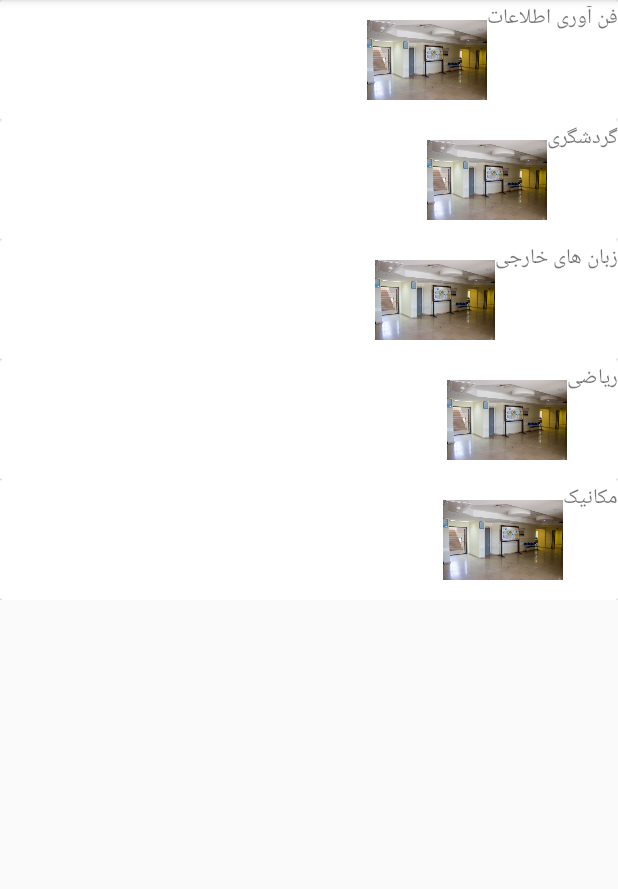
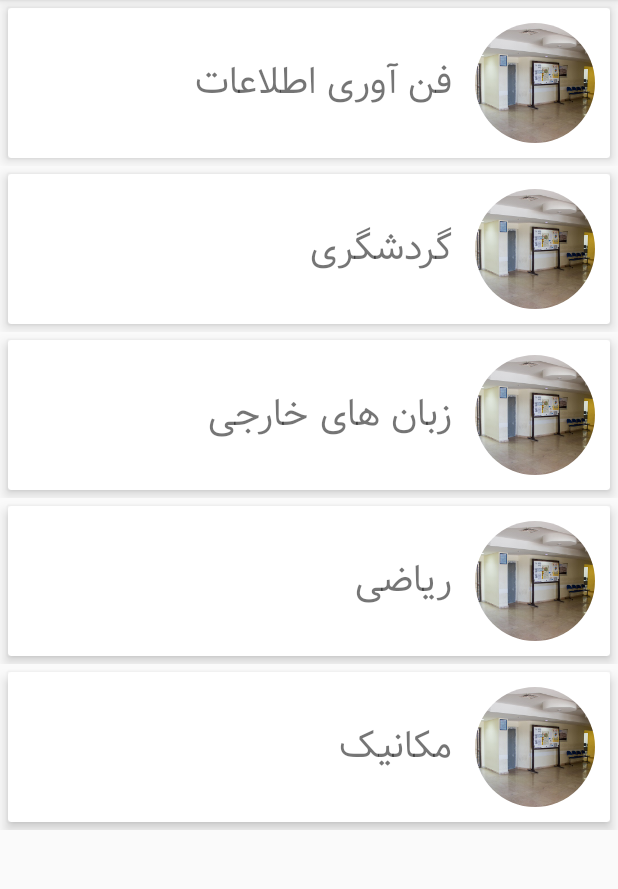
Before and after one commit to rohanimorteza/HigherEducationBamContentProjct, an Android app: the screen it shows after launch (MainActivity), on a phone screen of 412 x 824 dp, the part 84-973 px from its top. Run offline under Robolectric (Android 15) with nearby library versions, the phone set to English and light mode, and no system bars; our stand-ins replace CircleImageView.

Commit message:
022 980212 part-12 recycler View Circle Image View

```diff
--- a/app/build.gradle
+++ b/app/build.gradle
@@ -19,11 +19,12 @@ android {
 }
 
 dependencies {
-    implementation fileTree(dir: 'libs', include: ['*.jar'])
+    implementation fileTree(include: ['*.jar'], dir: 'libs')
     implementation 'com.android.support:appcompat-v7:28.0.0'
     implementation 'com.android.support:design:28.0.0'
     implementation 'com.android.support.constraint:constraint-layout:1.1.3'
     testImplementation 'junit:junit:4.12'
     androidTestImplementation 'com.android.support.test:runner:1.0.2'
     androidTestImplementation 'com.android.support.test.espresso:espresso-core:3.0.2'
+    implementation 'de.hdodenhof:circleimageview:3.0.0'
 }
--- a/app/src/main/res/layout/list_item_faculty.xml
+++ b/app/src/main/res/layout/list_item_faculty.xml
@@ -1,28 +1,37 @@
 <?xml version="1.0" encoding="utf-8"?>
-<LinearLayout
-    xmlns:android="http://schemas.android.com/apk/res/android"
+<LinearLayout xmlns:android="http://schemas.android.com/apk/res/android"
     android:layout_width="match_parent"
-    android:layout_height="wrap_content">
+    android:layout_height="wrap_content"
+    xmlns:app="http://schemas.android.com/apk/res-auto">
 
     <android.support.v7.widget.CardView
         android:layout_width="match_parent"
-        android:layout_height="wrap_content">
+        android:layout_height="wrap_content"
+        android:layout_margin="5dp"
+        app:cardElevation="5dp">
 
         <LinearLayout
+            android:layout_margin="10dp"
             android:layout_width="match_parent"
             android:layout_height="wrap_content"
             android:orientation="horizontal">
 
-            <TextView
-                android:id="@+id/txt_list_name"
-                android:layout_width="wrap_content"
-                android:layout_height="wrap_content"
-                android:text="دانشکده"/>
-
-            <ImageView
+            <de.hdodenhof.circleimageview.CircleImageView
                 android:layout_width="80dp"
                 android:layout_height="80dp"
                 android:src="@mipmap/riazi"/>
+
+            <TextView
+                android:fontFamily="@font/samim"
+                android:textSize="25sp"
+                android:layout_margin="15dp"
+                android:id="@+id/txt_list_name"
+                android:layout_width="wrap_content"
+                android:layout_height="match_parent"
+                android:gravity="center_vertical"
+                android:text="دانشکده"/>
+
+
 
         </LinearLayout>
 
```
Also changed, not shown: app/src/main/res/font/samim.ttf (added).
